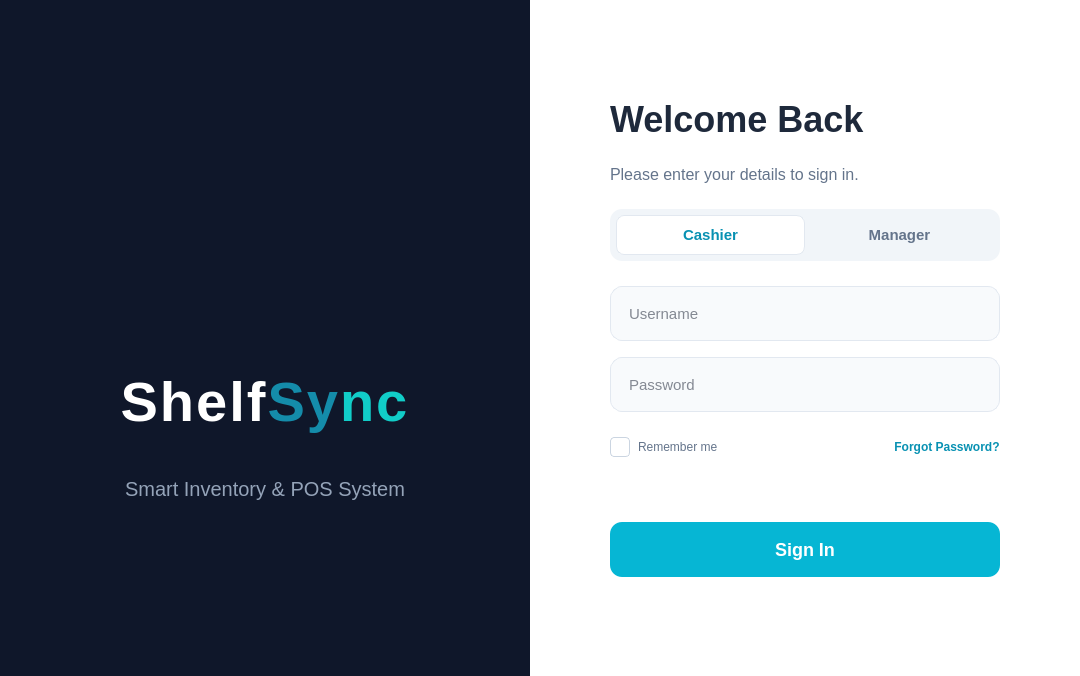
This is views/login_window.ui in hiroluv/ShelfSync_POS as Qt 5 draws it before an edit. The edited form follows.
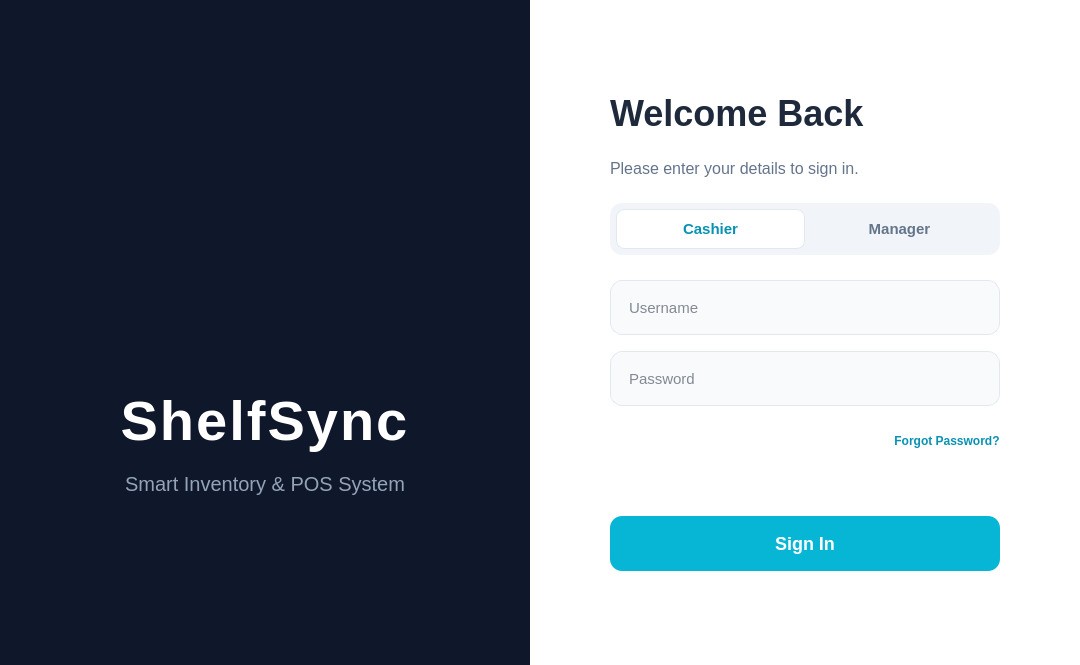
This is the edited form.

```diff
--- a/views/login_window.ui
+++ b/views/login_window.ui
@@ -7,7 +7,7 @@
     <x>0</x>
     <y>0</y>
     <width>1080</width>
-    <height>676</height>
+    <height>665</height>
    </rect>
   </property>
   <property name="styleSheet">
@@ -53,13 +53,10 @@
          <property name="orientation">
           <enum>Qt::Orientation::Vertical</enum>
          </property>
-         <property name="sizeType">
-          <enum>QSizePolicy::Policy::Fixed</enum>
-         </property>
          <property name="sizeHint" stdset="0">
           <size>
            <width>20</width>
-           <height>140</height>
+           <height>40</height>
           </size>
          </property>
         </spacer>
@@ -89,7 +86,7 @@
           <string>font-size: 56px; font-weight: 800; letter-spacing: 2px; color: white;</string>
          </property>
          <property name="text">
-          <string>&lt;span style=&quot;color: #FFFFF;&quot;&gt;Shelf&lt;/span&gt;&lt;span style=&quot;color: #148CAA;&quot;&gt;Sy&lt;/span&gt;&lt;span style=&quot;color: #11CDC8;&quot;&gt;nc&lt;/span&gt;</string>
+          <string>ShelfSync</string>
          </property>
          <property name="alignment">
           <set>Qt::AlignmentFlag::AlignCenter</set>
@@ -114,13 +111,10 @@
          <property name="orientation">
           <enum>Qt::Orientation::Vertical</enum>
          </property>
-         <property name="sizeType">
-          <enum>QSizePolicy::Policy::Fixed</enum>
-         </property>
          <property name="sizeHint" stdset="0">
           <size>
            <width>20</width>
-           <height>145</height>
+           <height>40</height>
           </size>
          </property>
         </spacer>
@@ -378,23 +372,6 @@
        </item>
        <item>
         <layout class="QHBoxLayout" name="hbox_extras">
-         <item>
-          <widget class="QCheckBox" name="check_remember">
-           <property name="cursor">
-            <cursorShape>PointingHandCursor</cursorShape>
-           </property>
-           <property name="styleSheet">
-            <string>
-                QCheckBox { color: #64748B; spacing: 8px; }
-                QCheckBox::indicator { width: 18px; height: 18px; border: 1px solid #CBD5E1; border-radius: 4px; }
-                QCheckBox::indicator:checked { background-color: #06B6D4; border-color: #06B6D4; }
-            </string>
-           </property>
-           <property name="text">
-            <string>Remember me</string>
-           </property>
-          </widget>
-         </item>
          <item>
           <spacer name="spacer_extras">
            <property name="orientation">
```
